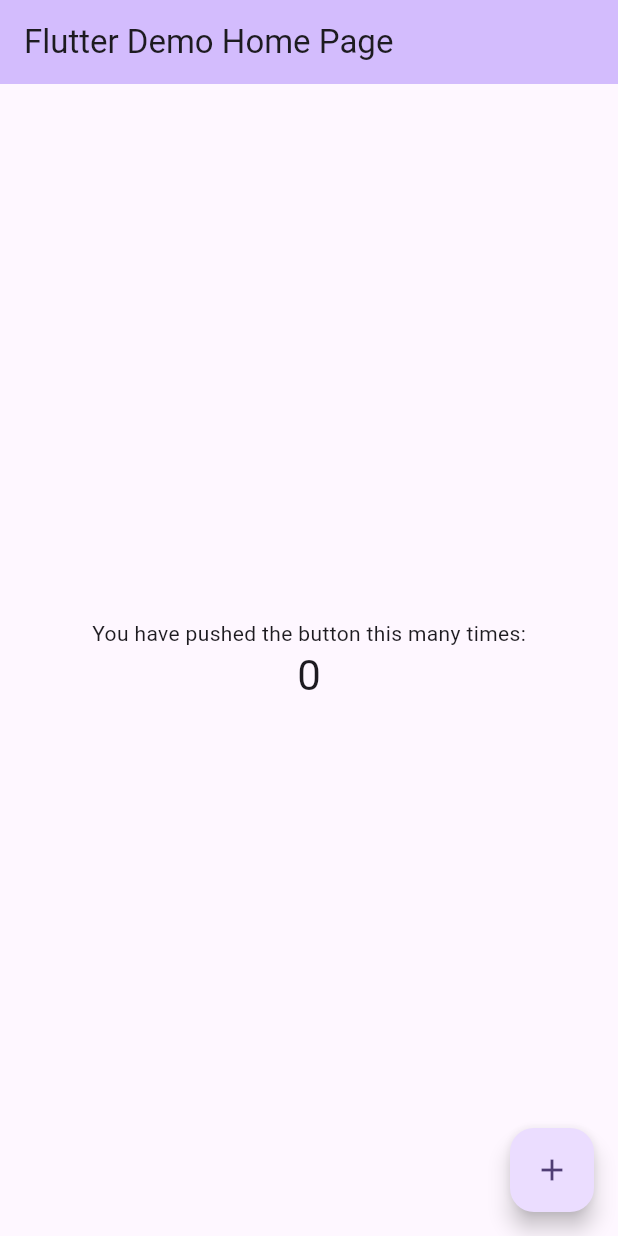
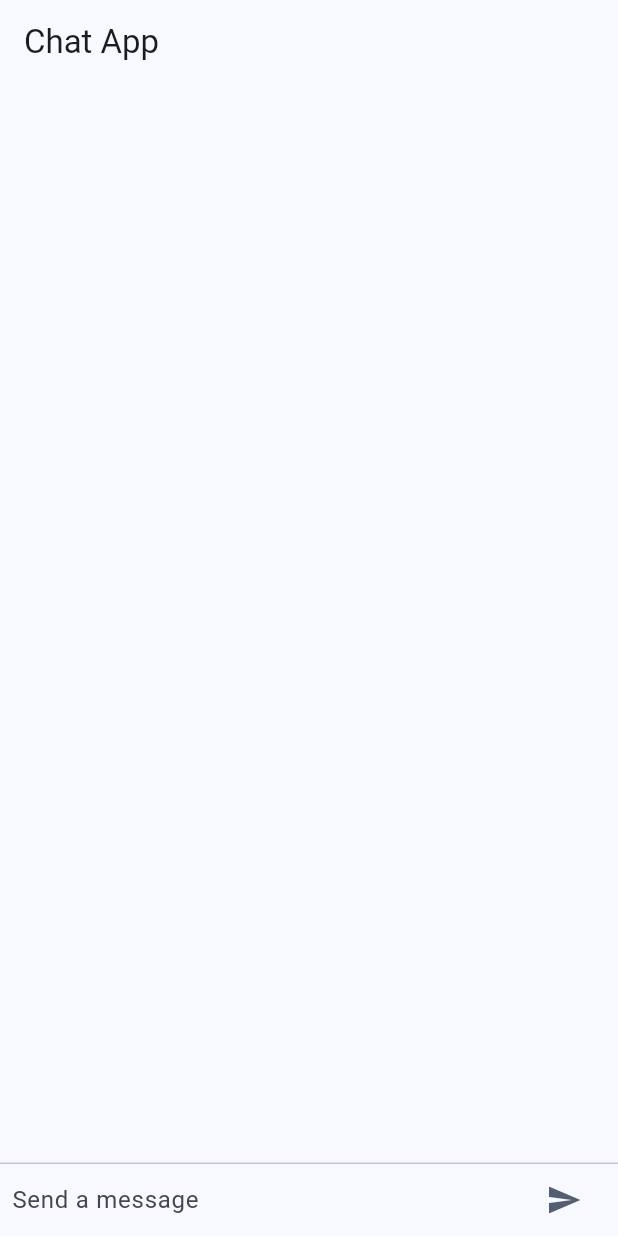
Before and after one commit to could-ai/0198aa3d-e305-76c0-852c-3d7383c6a47a, a Flutter app: the screen it shows after launch, on a phone screen of 412 x 824 dp. Run offline on Flutter 3.47's test engine with Material 3 defaults, Android fonts, the phone set to English and light mode, and no system bars.

Commit message:
I have updated the main.dart file to launch the new ChatScreen as the home page of the application. The previous counter example has been removed, and the app's title and theme color have been updated to better suit a chat application. This change sets up the foundation for our chat app's user interface.; I have created a new file, chat_screen.dart, which contains the main user interface for our chat application. This includes a stateful widget to manage chat messages, a text input field for users to type their messages, and a send button. Additionally, I've implemented a ChatMessage widget to display individual messages in the conversation. This new screen provides the core visual components and basic functionality for our chat app.

```diff
--- /dev/null
+++ b/usr/lib/chat_screen.dart
@@ -0,0 +1,109 @@
+import 'package:flutter/material.dart';
+
+class ChatScreen extends StatefulWidget {
+  const ChatScreen({super.key});
+
+  @override
+  State<ChatScreen> createState() => _ChatScreenState();
+}
+
+class _ChatScreenState extends State<ChatScreen> {
+  final List<ChatMessage> _messages = [];
+  final TextEditingController _textController = TextEditingController();
+
+  void _handleSubmitted(String text) {
+    _textController.clear();
+    ChatMessage message = ChatMessage(
+      text: text,
+    );
+    setState(() {
+      _messages.insert(0, message);
+    });
+  }
+
+  Widget _buildTextComposer() {
+    return IconTheme(
+      data: IconThemeData(color: Theme.of(context).colorScheme.secondary),
+      child: Container(
+        margin: const EdgeInsets.symmetric(horizontal: 8.0),
+        child: Row(
+          children: <Widget>[
+            Flexible(
+              child: TextField(
+                controller: _textController,
+                onSubmitted: _handleSubmitted,
+                decoration:
+                    const InputDecoration.collapsed(hintText: 'Send a message'),
+              ),
+            ),
+            Container(
+              margin: const EdgeInsets.symmetric(horizontal: 4.0),
+              child: IconButton(
+                icon: const Icon(Icons.send),
+                onPressed: () => _handleSubmitted(_textController.text),
+              ),
+            ),
+          ],
+        ),
+      ),
+    );
+  }
+
+  @override
+  Widget build(BuildContext context) {
+    return Scaffold(
+      appBar: AppBar(
+        title: const Text('Chat App'),
+      ),
+      body: Column(
+        children: <Widget>[
+          Flexible(
+            child: ListView.builder(
+              padding: const EdgeInsets.all(8.0),
+              reverse: true,
+              itemBuilder: (_, int index) => _messages[index],
+              itemCount: _messages.length,
+            ),
+          ),
+          const Divider(height: 1.0),
+          Container(
+            decoration: BoxDecoration(color: Theme.of(context).cardColor),
+            child: _buildTextComposer(),
+          ),
+        ],
+      ),
+    );
+  }
+}
+
+class ChatMessage extends StatelessWidget {
+  const ChatMessage({super.key, required this.text});
+  final String text;
+
+  @override
+  Widget build(BuildContext context) {
+    const String name = 'User';
+    return Container(
+      margin: const EdgeInsets.symmetric(vertical: 10.0),
+      child: Row(
+        crossAxisAlignment: CrossAxisAlignment.start,
+        children: <Widget>[
+          Container(
+            margin: const EdgeInsets.only(right: 16.0),
+            child: const CircleAvatar(child: Text(name)),
+          ),
+          Column(
+            crossAxisAlignment: CrossAxisAlignment.start,
+            children: <Widget>[
+              Text(name, style: Theme.of(context).textTheme.titleMedium),
+              Container(
+                margin: const EdgeInsets.only(top: 5.0),
+                child: Text(text),
+              ),
+            ],
+          ),
+        ],
+      ),
+    );
+  }
+}
--- a/usr/lib/main.dart
+++ b/usr/lib/main.dart
@@ -1,4 +1,5 @@
 import 'package:flutter/material.dart';
+import 'package:couldai_user_app/chat_screen.dart';
 
 void main() {
   runApp(const MyApp());
@@ -7,114 +8,15 @@ void main() {
 class MyApp extends StatelessWidget {
   const MyApp({super.key});
 
-  // This widget is the root of your application.
   @override
   Widget build(BuildContext context) {
     return MaterialApp(
-      title: 'Flutter Demo',
+      title: 'Chat App',
       debugShowCheckedModeBanner: false,
       theme: ThemeData(
-        // This is the theme of your application.
-        //
-        // TRY THIS: Try running your application with "flutter run". You'll see
-        // the application has a purple toolbar. Then, without quitting the app,
-        // try changing the seedColor in the colorScheme below to Colors.green
-        // and then invoke "hot reload" (save your changes or press the "hot
-        // reload" button in a Flutter-supported IDE, or press "r" if you used
-        // the command line to start the app).
-        //
-        // Notice that the counter didn't reset back to zero; the application
-        // state is not lost during the reload. To reset the state, use hot
-        // restart instead.
-        //
-        // This works for code too, not just values: Most code changes can be
-        // tested with just a hot reload.
-        colorScheme: ColorScheme.fromSeed(seedColor: Colors.deepPurple),
+        colorScheme: ColorScheme.fromSeed(seedColor: Colors.blue),
       ),
-      home: const MyHomePage(title: 'Flutter Demo Home Page'),
+      home: const ChatScreen(),
     );
   }
 }
-
-class MyHomePage extends StatefulWidget {
-  const MyHomePage({super.key, required this.title});
-
-  // This widget is the home page of your application. It is stateful, meaning
-  // that it has a State object (defined below) that contains fields that affect
-  // how it looks.
-
-  // This class is the configuration for the state. It holds the values (in this
-  // case the title) provided by the parent (in this case the App widget) and
-  // used by the build method of the State. Fields in a Widget subclass are
-  // always marked "final".
-
-  final String title;
-
-  @override
-  State<MyHomePage> createState() => _MyHomePageState();
-}
-
-class _MyHomePageState extends State<MyHomePage> {
-  int _counter = 0;
-
-  void _incrementCounter() {
-    setState(() {
-      // This call to setState tells the Flutter framework that something has
-      // changed in this State, which causes it to rerun the build method below
-      // so that the display can reflect the updated values. If we changed
-      // _counter without calling setState(), then the build method would not be
-      // called again, and so nothing would appear to happen.
-      _counter++;
-    });
-  }
-
-  @override
-  Widget build(BuildContext context) {
-    // This method is rerun every time setState is called, for instance as done
-    // by the _incrementCounter method above.
-    //
-    // The Flutter framework has been optimized to make rerunning build methods
-    // fast, so that you can just rebuild anything that needs updating rather
-    // than having to individually change instances of widgets.
-    return Scaffold(
-      appBar: AppBar(
-        // TRY THIS: Try changing the color here to a specific color (to
-        // Colors.amber, perhaps?) and trigger a hot reload to see the AppBar
-        // change color while the other colors stay the same.
-        backgroundColor: Theme.of(context).colorScheme.inversePrimary,
-        // Here we take the value from the MyHomePage object that was created by
-        // the App.build method, and use it to set our appbar title.
-        title: Text(widget.title),
-      ),
-      body: Center(
-        // Center is a layout widget. It takes a single child and positions it
-        // in the middle of the parent.
-        child: Column(
-          // Column is also a layout widget. It takes a list of children and
-          // arranges them vertically. By default, it sizes itself to fit its
-          // children horizontally, and tries to be as tall as its parent.
-          //
-          // Column has various properties to control how it sizes itself and
-          // how it positions its children. Here we use mainAxisAlignment to
-          // center the children vertically; the main axis here is the vertical
-          // axis because Columns are vertical (the cross axis would be
-          // horizontal).
-          //
-          // TRY THIS: Invoke "debug painting" (choose the "Toggle Debug Paint"
-          // action in the IDE, or press "p" in the console), to see the
-          // wireframe for each widget.
-          mainAxisAlignment: MainAxisAlignment.center,
-          children: <Widget>[
-            const Text('You have pushed the button this many times:'),
-            Text('$_counter', style: Theme.of(context).textTheme.headlineMedium),
-          ],
-        ),
-      ),
-      floatingActionButton: FloatingActionButton(
-        onPressed: _incrementCounter,
-        tooltip: 'Increment',
-        child: const Icon(Icons.add),
-      ), // This trailing comma makes auto-formatting nicer for build methods.
-    );
-  }
-}
```
